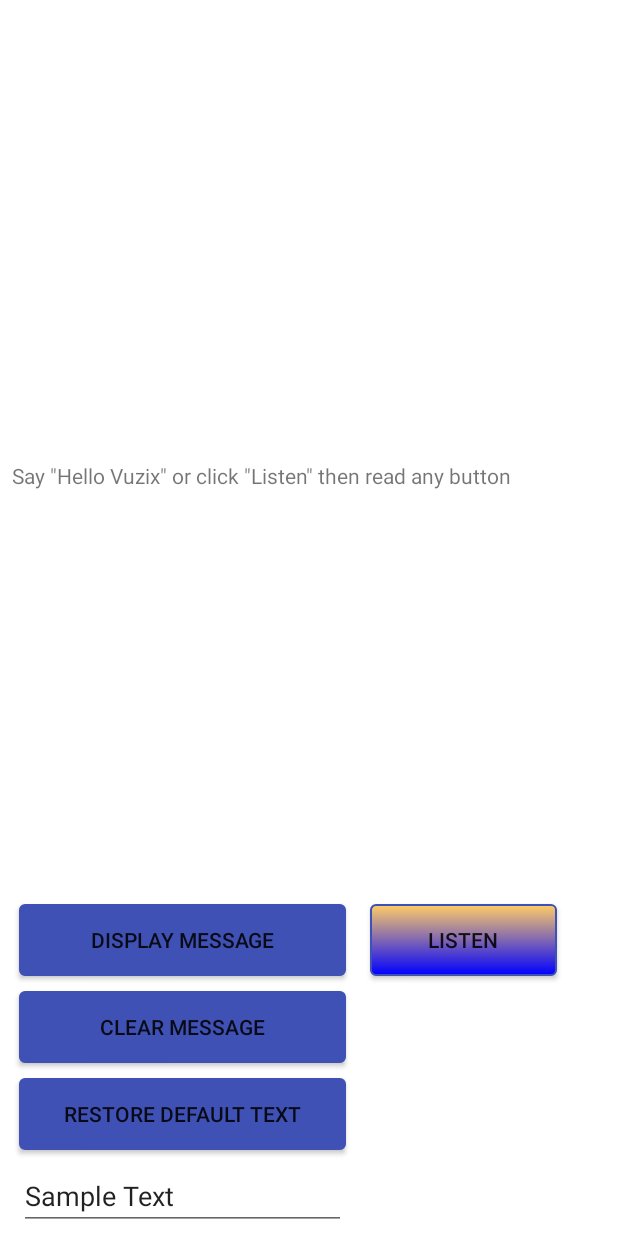
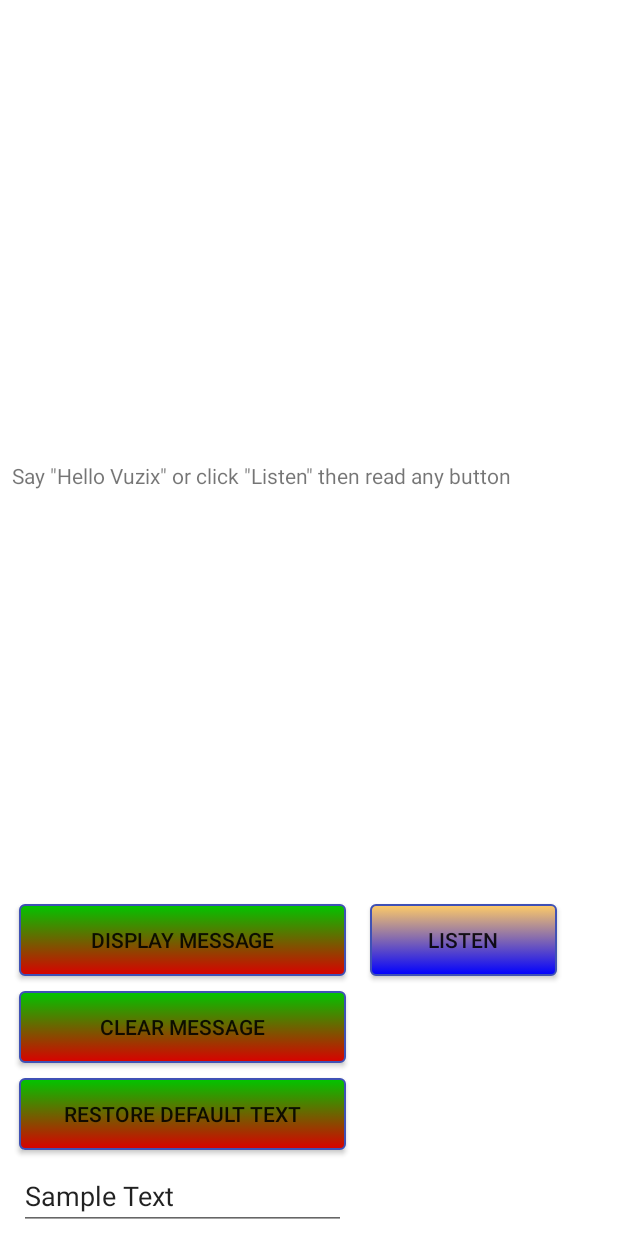
Before and after one commit to kamith/AR_Insight_Lens, an Android app: the screen it shows after launch (MainActivity), on a phone screen of 412 x 824 dp. Run offline under Robolectric (Android 15) with nearby library versions, the phone set to English and light mode, and no system bars; libraries missing offline, so code that uses them is left out: com.vuzix.sdk; 57 statements that could not run were skipped.

Commit message:
Changed endColor and startColor attributes

```diff
--- a/app/src/main/res/drawable/custom_button.xml
+++ b/app/src/main/res/drawable/custom_button.xml
@@ -43,8 +43,8 @@
     <item android:state_enabled="true">
         <shape>
             <gradient
-                android:endColor="@color/colorPrimary"
-                android:startColor="@color/colorPrimary"
+                android:endColor="?attr/endColor"
+                android:startColor="?attr/startColor"
                 android:angle="90" />
             <stroke
                 android:width="1dp"
--- a/app/src/main/res/layout/set_theme.xml
+++ b/app/src/main/res/layout/set_theme.xml
@@ -47,9 +47,6 @@
         app:layout_constraintEnd_toEndOf="parent" />
 
     <!-- Fifth Button -->
-
-    <!-- Horizontal Guideline for Button Alignment -->
-
     <Button
         android:id="@+id/btn_5"
         android:layout_width="wrap_content"
@@ -62,6 +59,7 @@
         app:layout_constraintTop_toBottomOf="@+id/btn_4"
         app:layout_constraintVertical_bias="0.0" />
 
+    <!-- Horizontal Guideline for Button Alignment -->
     <androidx.constraintlayout.widget.Guideline
         android:id="@+id/guideline4"
         android:layout_width="wrap_content"
```
